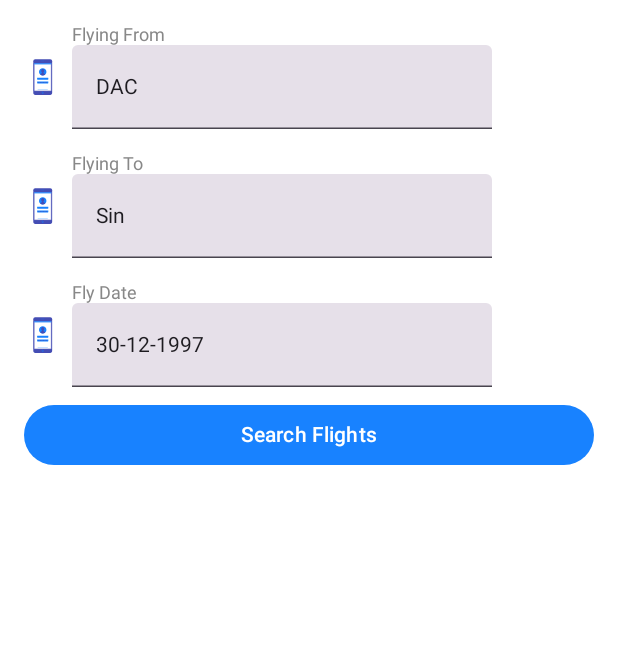
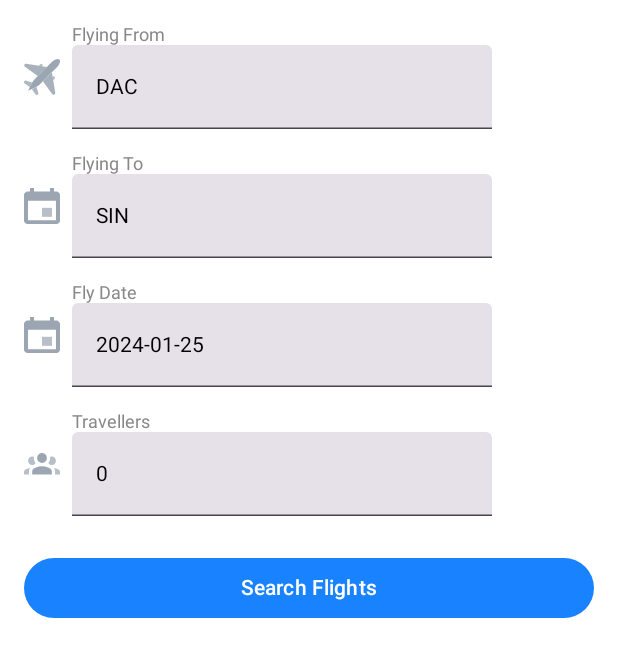
Before and after one commit to nahidhasan007/Compose, an Android app built with Jetpack Compose: the @Preview function showOneWay, on a phone screen of 412 x 824 dp. Shown: the top 657 px of the screen. Run offline under Robolectric (Android 15) with nearby library versions, the phone set to English and light mode, and no system bars.

Commit message:
flight search endpoint implemented

```diff
--- a/app/src/main/java/com/example/composebasic/model/Screen.kt
+++ b/app/src/main/java/com/example/composebasic/model/Screen.kt
@@ -10,6 +10,8 @@ sealed class Screen(val route: String) {
     object Country : Screen(route = "country")
 
     object CheckVM : Screen(route = "checkVm")
+
+    object OneWay : Screen(route = "oneway")
     object CountryDetails :
         Screen(route = "country_details" + "/{$countryName}" + "/{$countryCode}") {
         fun getRoute(name: String, code: String): String {
--- a/app/src/main/java/com/example/composebasic/screens/CheckSVMValues.kt
+++ b/app/src/main/java/com/example/composebasic/screens/CheckSVMValues.kt
@@ -23,11 +23,13 @@ import androidx.compose.ui.platform.LocalContext
 import androidx.compose.ui.text.input.ImeAction
 import androidx.compose.ui.text.style.TextAlign
 import androidx.compose.ui.unit.dp
+import androidx.navigation.NavController
+import com.example.composebasic.model.Screen
 import com.example.composebasic.viewmodel.SharedViewModel
 
 @OptIn(ExperimentalMaterial3Api::class)
 @Composable
-fun CheckCurrentValues(sharedViewModel: SharedViewModel) {
+fun CheckCurrentValues(sharedViewModel: SharedViewModel, navController: NavController?) {
     var country: String by remember { mutableStateOf("") }
     val context = LocalContext.current
     Column(
@@ -65,7 +67,9 @@ fun CheckCurrentValues(sharedViewModel: SharedViewModel) {
                     if (it.name == country) {
                         Toast.makeText(context, "${country} found", Toast.LENGTH_SHORT).show()
                     }
+
                 }
+                navController?.navigate(Screen.OneWay.route)
             },
             modifier = Modifier
                 .height(40.dp) // Adjust the height of the button as needed
--- a/app/src/main/java/com/example/composebasic/screens/Oneway.kt
+++ b/app/src/main/java/com/example/composebasic/screens/Oneway.kt
@@ -16,6 +16,7 @@ import androidx.compose.material3.ExperimentalMaterial3Api
 import androidx.compose.material3.Surface
 import androidx.compose.material3.Text
 import androidx.compose.material3.TextField
+import androidx.compose.material3.TextFieldDefaults
 import androidx.compose.runtime.Composable
 import androidx.compose.runtime.getValue
 import androidx.compose.runtime.mutableStateOf
@@ -31,23 +32,33 @@ import androidx.compose.ui.tooling.preview.Preview
 import androidx.compose.ui.unit.dp
 import androidx.compose.ui.unit.sp
 import com.example.composebasic.R
+import com.example.composebasic.model.FlightSearchBody
 import com.example.composebasic.ui.theme.Primary
+import com.example.composebasic.viewmodel.MainViewModel
 
 @OptIn(ExperimentalMaterial3Api::class)
 @SuppressLint("UnusedMaterial3ScaffoldPaddingParameter")
 @Composable
-fun OneWaySearch() {
+fun OneWaySearch(viewModel: MainViewModel?) {
+
+    var depart = arrayListOf<String>()
+    var origin = arrayListOf<String>()
+    var destination = arrayListOf<String>()
 
     var airportFrom: String by remember {
         mutableStateOf("DAC")
     }
 
     var airportTo: String by remember {
-        mutableStateOf("Sin")
+        mutableStateOf("SIN")
     }
 
     var dateOfFly: String by remember {
-        mutableStateOf("30-12-1997")
+        mutableStateOf("2024-01-25")
+    }
+
+    var numberOfTravellers: String by remember {
+        mutableStateOf("0")
     }
 
     Surface(
@@ -68,7 +79,7 @@ fun OneWaySearch() {
                     verticalAlignment = Alignment.CenterVertically
                 ) {
                     Image(
-                        painter = painterResource(id = R.drawable.b2b_home_bg),
+                        painter = painterResource(id = R.drawable.ic_flight),
                         contentDescription = null,
                         modifier = Modifier.size(24.dp),
                         alignment = Alignment.Center
@@ -86,7 +97,10 @@ fun OneWaySearch() {
                             fontWeight = FontWeight.Normal
                         )
 
-                        TextField(value = airportFrom, onValueChange = { airportFrom = it })
+                        TextField(
+                            value = airportFrom, onValueChange = { airportFrom = it },
+                            colors = TextFieldDefaults.textFieldColors(Color.Black)
+                        )
                     }
                 }
 
@@ -103,7 +117,7 @@ fun OneWaySearch() {
                     verticalAlignment = Alignment.CenterVertically
                 ) {
                     Image(
-                        painter = painterResource(id = R.drawable.b2b_home_bg),
+                        painter = painterResource(id = R.drawable.ic_calender),
                         contentDescription = null,
                         modifier = Modifier.size(24.dp),
                         alignment = Alignment.Center
@@ -121,7 +135,10 @@ fun OneWaySearch() {
                             fontWeight = FontWeight.Normal
                         )
 
-                        TextField(value = airportTo, onValueChange = { airportTo = it })
+                        TextField(
+                            value = airportTo, onValueChange = { airportTo = it },
+                            colors = TextFieldDefaults.textFieldColors(Color.Black)
+                        )
                     }
                 }
 
@@ -138,7 +155,7 @@ fun OneWaySearch() {
                     verticalAlignment = Alignment.CenterVertically
                 ) {
                     Image(
-                        painter = painterResource(id = R.drawable.b2b_home_bg),
+                        painter = painterResource(id = R.drawable.ic_calender),
                         contentDescription = null,
                         modifier = Modifier.size(24.dp),
                         alignment = Alignment.Center
@@ -156,7 +173,48 @@ fun OneWaySearch() {
                             fontWeight = FontWeight.Normal
                         )
 
-                        TextField(value = dateOfFly, onValueChange = { dateOfFly = it })
+                        TextField(
+                            value = dateOfFly, onValueChange = { dateOfFly = it },
+                            colors = TextFieldDefaults.textFieldColors(Color.Black)
+                        )
+                    }
+                }
+
+
+            }
+
+            Box {
+                Row(
+                    modifier = Modifier
+                        .fillMaxWidth()
+                        .padding(vertical = 8.dp)
+                        .align(Alignment.CenterStart),
+                    horizontalArrangement = Arrangement.Start,
+                    verticalAlignment = Alignment.CenterVertically
+                ) {
+                    Image(
+                        painter = painterResource(id = R.drawable.ic_travellers),
+                        contentDescription = null,
+                        modifier = Modifier.size(24.dp),
+                        alignment = Alignment.Center
+                    )
+
+                    Column(
+                        modifier = Modifier
+                            .padding(start = 8.dp)
+                            .weight(1f)
+                    ) {
+                        Text(
+                            text = stringResource(id = R.string.travellers),
+                            color = Color.Gray,
+                            fontSize = 12.sp,
+                            fontWeight = FontWeight.Normal
+                        )
+
+                        TextField(
+                            value = numberOfTravellers, onValueChange = { numberOfTravellers = it },
+                            colors = TextFieldDefaults.textFieldColors(Color.Black)
+                        )
                     }
                 }
 
@@ -164,9 +222,30 @@ fun OneWaySearch() {
             }
 
             Button(
-                onClick = { },
+                onClick = {
+                    depart = arrayListOf()
+                    depart.add(dateOfFly)
+                    origin = arrayListOf()
+                    origin.add(airportFrom)
+                    destination = arrayListOf()
+                    destination.add(airportTo)
+                    val searchBody = FlightSearchBody(
+                        tripType = "OneWay",
+                        adult = 2,
+                        child = 0,
+                        infant = 0,
+                        classType = "Ecomony",
+                        flyDate = depart,
+                        origin = origin,
+                        destination = destination
+
+                    )
+                    viewModel?.getFlights(searchBody)
+                },
                 colors = ButtonDefaults.buttonColors(Primary),
-                modifier = Modifier.fillMaxWidth()
+                modifier = Modifier
+                    .fillMaxWidth()
+                    .padding(top = 16.dp)
             ) {
                 Text(text = stringResource(id = R.string.search_flights))
 
@@ -181,5 +260,5 @@ fun OneWaySearch() {
 @Preview
 @Composable
 fun showOneWay() {
-    OneWaySearch()
+    OneWaySearch(viewModel = null)
 }
--- /dev/null
+++ b/app/src/main/res/drawable/ic_calender.xml
@@ -0,0 +1,14 @@
+<vector xmlns:android="http://schemas.android.com/apk/res/android"
+    android:width="16dp"
+    android:height="16dp"
+    android:viewportWidth="16"
+    android:viewportHeight="16">
+  <path
+      android:pathData="M14.207,14.388H1.793V5.62H14.207V14.388ZM11.541,-0.001V1.611H4.459V-0.001H2.668V1.611H1.793C1.555,1.603 1.318,1.639 1.096,1.716C0.874,1.793 0.671,1.911 0.502,2.061C0.335,2.214 0.204,2.395 0.118,2.595C0.032,2.795 -0.008,3.008 0.001,3.222V14.388C-0.003,14.6 0.04,14.811 0.13,15.008C0.22,15.204 0.353,15.382 0.522,15.531C0.687,15.683 0.885,15.803 1.104,15.883C1.322,15.964 1.557,16.003 1.793,15.999H14.207C14.443,16.003 14.678,15.964 14.897,15.883C15.115,15.803 15.313,15.683 15.478,15.531C15.647,15.382 15.781,15.204 15.87,15.008C15.96,14.811 16.003,14.6 15.999,14.388V3.222C16.007,3.007 15.965,2.792 15.876,2.592C15.786,2.392 15.651,2.211 15.478,2.061C15.31,1.914 15.111,1.798 14.893,1.721C14.675,1.644 14.442,1.606 14.207,1.611H13.333V-0.001H11.541Z"
+      android:fillColor="#9BA6B2"/>
+  <path
+      android:pathData="M12.457,8.805H7.999V12.815H12.457V8.805Z"
+      android:strokeAlpha="0.72"
+      android:fillColor="#9BA6B2"
+      android:fillAlpha="0.72"/>
+</vector>
--- /dev/null
+++ b/app/src/main/res/drawable/ic_flight.xml
@@ -0,0 +1,39 @@
+<vector xmlns:android="http://schemas.android.com/apk/res/android"
+    android:width="16dp"
+    android:height="16dp"
+    android:viewportWidth="16"
+    android:viewportHeight="16">
+  <path
+      android:pathData="M10.111,3.589L6.099,7.601L0.423,3.495C0.332,3.429 0.257,3.345 0.202,3.247C0.147,3.15 0.114,3.042 0.105,2.931C0.096,2.819 0.112,2.707 0.15,2.602C0.189,2.498 0.25,2.402 0.329,2.323C0.415,2.236 0.521,2.17 0.638,2.132C0.754,2.094 0.879,2.085 1,2.105L10.111,3.589Z"
+      android:strokeAlpha="0.88"
+      android:fillColor="#9BA6B2"
+      android:fillAlpha="0.88"/>
+  <path
+      android:pathData="M3.625,10.425L3.658,10.441C3.263,11.105 2.903,11.79 2.58,12.491L2.548,12.474L0.303,10.92C0.164,10.82 0.065,10.675 0.023,10.51C-0.02,10.345 -0.002,10.17 0.071,10.016C0.145,9.862 0.27,9.739 0.425,9.668C0.581,9.597 0.756,9.583 0.921,9.628L3.625,10.425Z"
+      android:strokeAlpha="0.8"
+      android:fillColor="#9BA6B2"
+      android:fillAlpha="0.8"/>
+  <path
+      android:pathData="M6.368,15.068C6.404,15.194 6.407,15.326 6.375,15.453C6.343,15.579 6.278,15.695 6.186,15.788C6.051,15.923 5.869,15.999 5.678,16C5.487,16.001 5.303,15.926 5.167,15.792C5.135,15.76 5.106,15.724 5.08,15.687L3.518,13.441L3.501,13.409C4.184,13.095 4.851,12.747 5.498,12.364H5.571L6.368,15.068Z"
+      android:strokeAlpha="0.8"
+      android:fillColor="#9BA6B2"
+      android:fillAlpha="0.8"/>
+  <path
+      android:pathData="M13.894,14.996C13.923,15.168 13.893,15.344 13.809,15.497C13.724,15.649 13.591,15.768 13.43,15.835C13.269,15.901 13.091,15.912 12.923,15.864C12.756,15.817 12.609,15.714 12.508,15.572L8.399,9.899L12.41,5.887L13.894,14.996Z"
+      android:strokeAlpha="0.88"
+      android:fillColor="#9BA6B2"
+      android:fillAlpha="0.88"/>
+  <path
+      android:pathData="M15.724,0.273C15.187,-0.264 14.003,0.019 12.886,0.884C12.444,1.226 12.925,0.77 4.823,8.876C4.375,9.352 3.985,9.878 3.659,10.444C2.975,11.62 2.382,12.846 1.885,14.112C3.133,13.627 4.342,13.047 5.501,12.378C6.086,12.044 6.63,11.642 7.121,11.181C15.187,3.11 14.761,3.569 15.112,3.114C15.978,1.991 16.264,0.807 15.724,0.273Z"
+      android:fillColor="#9BA6B2"/>
+  <path
+      android:pathData="M12.995,9.451L13.636,8.81C13.757,8.688 13.825,8.522 13.825,8.35C13.825,8.177 13.757,8.012 13.636,7.889C13.517,7.771 13.358,7.704 13.191,7.701C13.024,7.698 12.862,7.76 12.739,7.874L12.995,9.451Z"
+      android:strokeAlpha="0.72"
+      android:fillColor="#9BA6B2"
+      android:fillAlpha="0.72"/>
+  <path
+      android:pathData="M8.127,3.266C8.24,3.142 8.301,2.98 8.297,2.812C8.294,2.644 8.226,2.484 8.108,2.365C8.048,2.305 7.976,2.257 7.897,2.225C7.818,2.193 7.733,2.177 7.648,2.178C7.563,2.178 7.479,2.196 7.4,2.229C7.322,2.262 7.25,2.31 7.191,2.371L6.552,3.01L8.127,3.266Z"
+      android:strokeAlpha="0.72"
+      android:fillColor="#9BA6B2"
+      android:fillAlpha="0.72"/>
+</vector>
--- /dev/null
+++ b/app/src/main/res/drawable/ic_travellers.xml
@@ -0,0 +1,14 @@
+<vector xmlns:android="http://schemas.android.com/apk/res/android"
+    android:width="20dp"
+    android:height="12dp"
+    android:viewportWidth="20"
+    android:viewportHeight="12">
+  <path
+      android:pathData="M4.553,1.993C3.947,2.002 3.367,2.251 2.937,2.686C2.727,2.898 2.562,3.152 2.452,3.431C2.343,3.71 2.29,4.01 2.298,4.311C2.29,4.611 2.343,4.911 2.452,5.19C2.562,5.47 2.727,5.723 2.937,5.935C3.367,6.371 3.947,6.619 4.553,6.628C4.935,6.634 5.31,6.536 5.643,6.347C5.968,6.158 6.25,5.9 6.468,5.59C5.822,4.798 5.462,3.804 5.448,2.775C5.449,2.586 5.463,2.398 5.49,2.211C5.199,2.064 4.878,1.99 4.553,1.993ZM15.447,1.993C15.122,1.991 14.801,2.067 14.511,2.215C14.538,2.401 14.552,2.589 14.553,2.778C14.538,3.807 14.178,4.799 13.532,5.59C13.751,5.901 14.034,6.16 14.362,6.349C14.694,6.539 15.07,6.636 15.451,6.63C16.058,6.621 16.637,6.373 17.067,5.937C17.277,5.725 17.442,5.472 17.552,5.192C17.662,4.913 17.714,4.614 17.706,4.313C17.714,4.012 17.662,3.713 17.552,3.433C17.442,3.154 17.277,2.9 17.067,2.688C16.636,2.251 16.055,2.002 15.447,1.993ZM3.362,8.274C2.576,8.405 1.815,8.659 1.107,9.028C0.813,9.15 0.556,9.348 0.362,9.603C0.168,9.858 0.043,10.16 0,10.48V12H2.723V10.18C2.73,9.492 2.954,8.823 3.362,8.274ZM16.638,8.274C17.046,8.823 17.27,9.492 17.277,10.18V12H20V10.484C19.958,10.164 19.833,9.86 19.639,9.605C19.444,9.349 19.187,9.15 18.893,9.028C18.185,8.659 17.424,8.405 16.638,8.274Z"
+      android:strokeAlpha="0.72"
+      android:fillColor="#9BA6B2"
+      android:fillAlpha="0.72"/>
+  <path
+      android:pathData="M9.999,0C9.28,0.009 8.592,0.304 8.084,0.823C7.833,1.078 7.636,1.382 7.505,1.717C7.374,2.053 7.312,2.412 7.322,2.772C7.312,3.133 7.374,3.492 7.505,3.827C7.636,4.163 7.833,4.467 8.084,4.722C8.335,4.977 8.634,5.178 8.963,5.312C9.292,5.445 9.645,5.509 9.999,5.498C10.354,5.509 10.706,5.445 11.036,5.312C11.365,5.178 11.664,4.977 11.914,4.722C12.165,4.467 12.363,4.163 12.494,3.827C12.625,3.492 12.687,3.133 12.677,2.772C12.687,2.412 12.625,2.053 12.494,1.717C12.363,1.382 12.165,1.078 11.914,0.823C11.406,0.304 10.719,0.009 9.999,0ZM9.999,7.408C8.834,7.434 7.682,7.667 6.595,8.095C5.347,8.561 4.666,9.256 4.553,10.18V11.999H15.446V10.18C15.333,9.256 14.652,8.561 13.403,8.095C12.316,7.667 11.165,7.434 9.999,7.408Z"
+      android:fillColor="#9BA6B2"/>
+</vector>
--- a/app/src/main/res/values/strings.xml
+++ b/app/src/main/res/values/strings.xml
@@ -3,5 +3,6 @@
     <string name="flying_from">Flying From</string>
     <string name="flying_to">Flying To</string>
     <string name="fly_date">Fly Date</string>
+    <string name="travellers">Travellers</string>
     <string name="search_flights">Search Flights</string>
 </resources>
```
Also changed, not shown: app/src/main/java/com/example/composebasic/model/FlightSearchBody.kt (added, +13 -0 lines), app/src/main/java/com/example/composebasic/navaigation/AppNavigation.kt (+6 -1 lines), app/src/main/java/com/example/composebasic/network/EndPoint.kt (+15 -0 lines), app/src/main/java/com/example/composebasic/repo/CountryListRepo.kt (+14 -1 lines), app/src/main/java/com/example/composebasic/viewmodel/MainViewModel.kt (+7 -0 lines).
